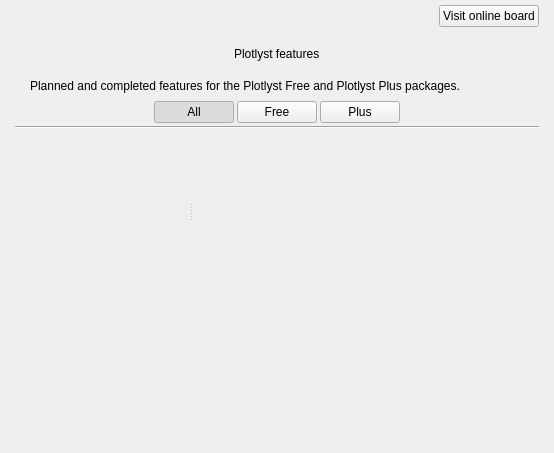
Old version of the form ui/roadmap_view.ui in the repository plotlyst/plotlyst-app.
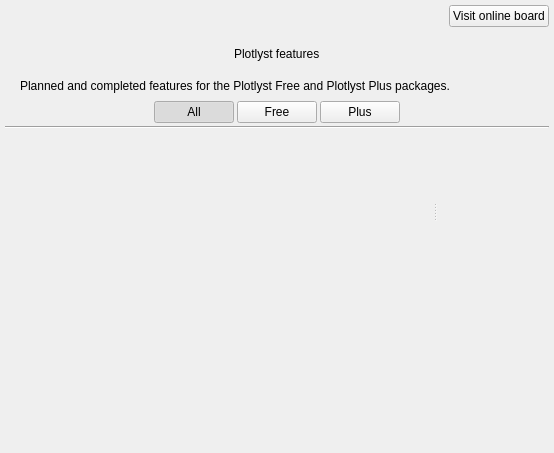
New version of the form.

Commit message: Fix roadmap categories layout

Patch:
```diff
--- a/ui/roadmap_view.ui
+++ b/ui/roadmap_view.ui
@@ -18,13 +18,13 @@
     <number>3</number>
    </property>
    <property name="leftMargin">
-    <number>15</number>
+    <number>5</number>
    </property>
    <property name="topMargin">
     <number>5</number>
    </property>
    <property name="rightMargin">
-    <number>15</number>
+    <number>5</number>
    </property>
    <property name="bottomMargin">
     <number>5</number>
@@ -304,6 +304,46 @@
        <property name="bottomMargin">
         <number>5</number>
        </property>
+       <item>
+        <widget class="QScrollArea" name="scrollArea_2">
+         <property name="frameShape">
+          <enum>QFrame::NoFrame</enum>
+         </property>
+         <property name="horizontalScrollBarPolicy">
+          <enum>Qt::ScrollBarAlwaysOff</enum>
+         </property>
+         <property name="widgetResizable">
+          <bool>true</bool>
+         </property>
+         <widget class="QWidget" name="wdgCategories">
+          <property name="geometry">
+           <rect>
+            <x>0</x>
+            <y>0</y>
+            <width>168</width>
+            <height>147</height>
+           </rect>
+          </property>
+          <layout class="QVBoxLayout" name="verticalLayout_5">
+           <property name="spacing">
+            <number>0</number>
+           </property>
+           <property name="leftMargin">
+            <number>0</number>
+           </property>
+           <property name="topMargin">
+            <number>0</number>
+           </property>
+           <property name="rightMargin">
+            <number>0</number>
+           </property>
+           <property name="bottomMargin">
+            <number>0</number>
+           </property>
+          </layout>
+         </widget>
+        </widget>
+       </item>
       </layout>
      </widget>
      <widget class="QScrollArea" name="scrollArea">
@@ -318,7 +358,7 @@
         <rect>
          <x>0</x>
          <y>0</y>
-         <width>343</width>
+         <width>356</width>
          <height>157</height>
         </rect>
        </property>
```
The commit also changes 1 other file.
